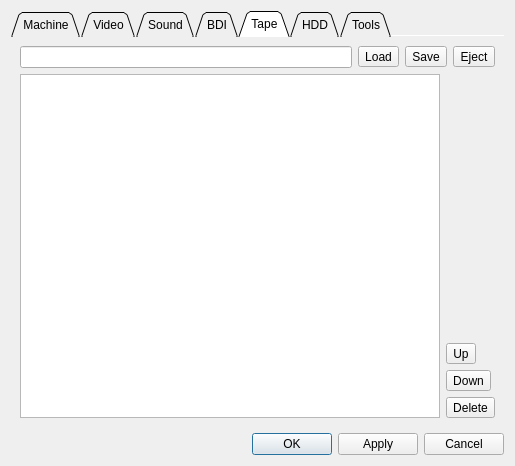
Qt form ui/setupwin.ui (samstyle/Xpeccy) before a commit.
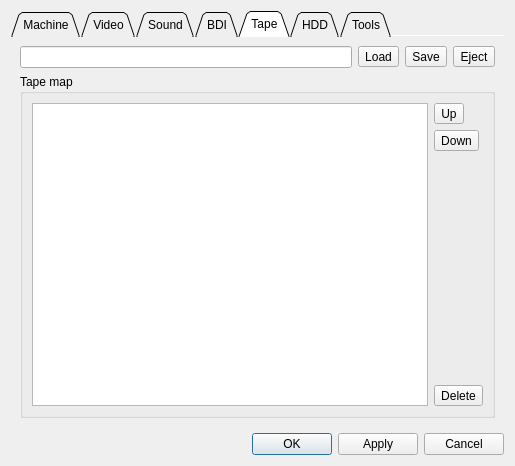
The same form after that commit. The open tabs and pages were chosen to show the change. Icons and pictures are not drawn.

What changed in the file:
```diff
--- a/ui/setupwin.ui
+++ b/ui/setupwin.ui
@@ -6,7 +6,7 @@
    <rect>
     <x>0</x>
     <y>0</y>
-    <width>503</width>
+    <width>507</width>
     <height>466</height>
    </rect>
   </property>
@@ -1192,6 +1192,10 @@
           </layout>
          </item>
          <item>
+          <widget class="QGroupBox" name="TMBox">
+           <property name="title">
+            <string>Tape map</string>
+           </property>
           <layout class="QHBoxLayout" name="horizontalLayout_8">
            <item>
             <widget class="QTableView" name="tapelist">
@@ -1247,19 +1251,6 @@
            </item>
            <item>
             <layout class="QVBoxLayout" name="verticalLayout_10">
-             <item>
-              <spacer name="verticalSpacer_4">
-               <property name="orientation">
-                <enum>Qt::Vertical</enum>
-               </property>
-               <property name="sizeHint" stdset="0">
-                <size>
-                 <width>20</width>
-                 <height>40</height>
-                </size>
-               </property>
-              </spacer>
-             </item>
              <item>
               <widget class="QToolButton" name="blkuptb">
                <property name="text">
@@ -1282,6 +1273,19 @@
                </property>
               </widget>
              </item>
+              <item>
+               <spacer name="verticalSpacer_4">
+                <property name="orientation">
+                 <enum>Qt::Vertical</enum>
+                </property>
+                <property name="sizeHint" stdset="0">
+                 <size>
+                  <width>20</width>
+                  <height>40</height>
+                 </size>
+                </property>
+               </spacer>
+              </item>
              <item>
               <widget class="QToolButton" name="blkrmtb">
                <property name="text">
@@ -1296,6 +1300,7 @@
             </layout>
            </item>
           </layout>
+          </widget>
          </item>
         </layout>
        </widget>
```
Left out of the diff: 95 changed lines with no effect on the pictures. Lines whose indentation alone changed are shown as unchanged.
